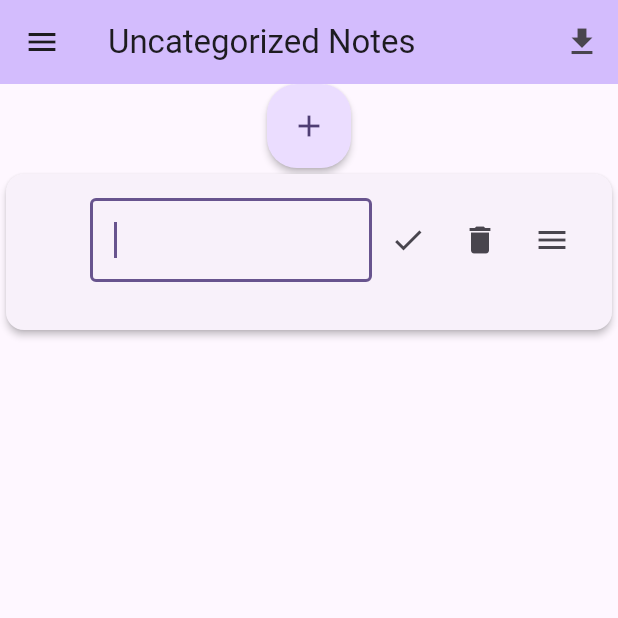
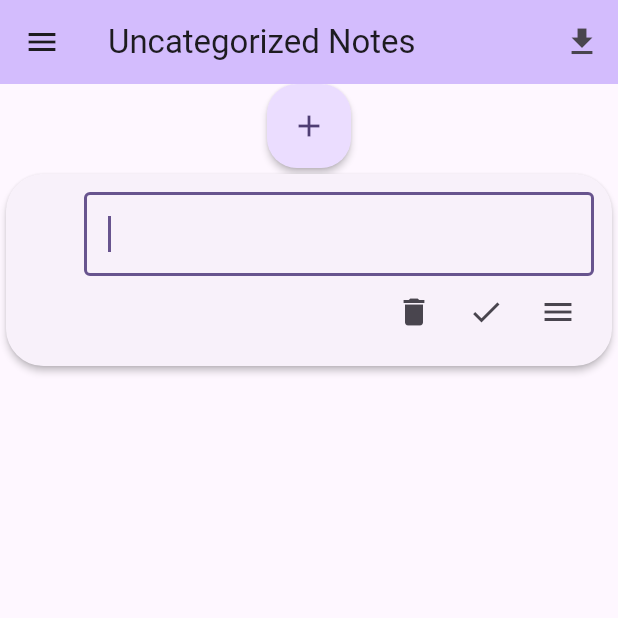
Before and after one commit to Jordan22195/JotApp, a Flutter app: the screen it shows after launch, after a tap on the "add" icon, on a phone screen of 412 x 824 dp, the top half of it. Run offline on Flutter 3.47's test engine with Material 3 defaults, Android fonts, the phone set to English and light mode, and no system bars; our stand-ins replace share_plus.

Commit message:
Card updates. text field expands as you type. icons move with edit button. setting category ends edit. can only edit one card at a time.

```diff
--- a/lib/appDataController.dart
+++ b/lib/appDataController.dart
@@ -42,13 +42,11 @@ void addNewNoteCard() {
   Note n = Note(
     text: "",
     categoryId: filterCategoryId,
-    isEditing: true, // ← starts as TextField
+    isEditing: true, // starts as TextField
   );
   print("new note");
   print(n.id);
-  for (Note note in appData.notes) {
-    note.isEditing = false;
-  }
+  endEditForAllNotes();
 
   appData.notes.insert(0, n);
   saveAppData();
@@ -135,3 +133,9 @@ String getNoteCreationDateTime(String noteId) {
   final formatted = DateFormat.yMMMd().add_jm().format(dateTime);
   return formatted;
 }
+
+void endEditForAllNotes() {
+  for (Note n in appData.notes) {
+    n.isEditing = false;
+  }
+}
--- a/lib/noteCard.dart
+++ b/lib/noteCard.dart
@@ -150,6 +150,86 @@ class _NoteCardState extends State<NoteCard> {
     return ret;
   }
 
+  Widget getCardTextContent() {
+    if (widget.note.isEditing) {
+      return TextField(
+        controller: controller,
+        autofocus: true,
+        maxLines: null, // ← auto grows
+        keyboardType: TextInputType.multiline,
+        textInputAction: TextInputAction.newline,
+        onChanged: (value) {
+          widget.note.text = value;
+        },
+        decoration: const InputDecoration(border: OutlineInputBorder()),
+      );
+    }
+    return Padding(
+      padding: const EdgeInsets.symmetric(vertical: 8),
+      child: Text(widget.note.text, style: const TextStyle(fontSize: 16)),
+    );
+  }
+
+  Widget buildCheckBox() {
+    if (isNoteCheckboxCategory(widget.note.categoryId)) {
+      return Checkbox(
+        value: widget.note.checked,
+        onChanged: (_) {
+          setState(() {
+            setNoteChecked(widget.note.id, !widget.note.checked);
+          });
+        },
+      );
+    }
+    return SizedBox(width: 40);
+  }
+
+  Widget buildEditIcon() {
+    if (!widget.note.isEditing) {
+      return IconButton(
+        icon: const Icon(Icons.edit),
+        onPressed: () => setState(() {
+          endEditForAllNotes();
+          widget.onSave(controller.text);
+          widget.note.isEditing = true;
+        }),
+      );
+    } else {
+      return IconButton(
+        icon: const Icon(Icons.check),
+        onPressed: () {
+          setState(() => widget.note.isEditing = false);
+          widget.onSave(controller.text);
+          saveAppData();
+        },
+      );
+    }
+  }
+
+  Widget buildCategoryPickerIcon() {
+    return IconButton(
+      icon: const Icon(Icons.menu),
+      onPressed: () {
+        _openCategoryPicker(context, widget.note.categoryId, note: widget.note);
+        setState(() {
+          widget.note.isEditing = false;
+          saveAppData();
+        });
+      },
+    );
+  }
+
+  Widget buildDeleteIcon() {
+    if (widget.note.isEditing) {
+      return IconButton(
+        icon: const Icon(Icons.delete),
+        onPressed: () => setState(widget.onDelete),
+      );
+    } else {
+      return SizedBox(width: 40);
+    }
+  }
+
   bool isNoteCheckboxCategory(String categoryId) {
     bool ret = false;
     for (Category c in appData.categories) {
@@ -167,74 +247,25 @@ class _NoteCardState extends State<NoteCard> {
   Widget build(BuildContext context) {
     return Card(
       elevation: 2,
-      shape: RoundedRectangleBorder(borderRadius: BorderRadius.circular(12)),
+      shape: RoundedRectangleBorder(borderRadius: BorderRadius.circular(25)),
       child: Padding(
-        padding: const EdgeInsets.all(16.0),
+        padding: const EdgeInsets.all(12.0),
         child: Column(
+          crossAxisAlignment: CrossAxisAlignment.stretch,
           children: [
+            // TOP ROW
             Row(
+              crossAxisAlignment: CrossAxisAlignment.start,
               children: [
-                isNoteCheckboxCategory(widget.note.categoryId)
-                    ? Checkbox(
-                        value: widget.note.checked,
-                        onChanged: (onChanged) {
-                          setState(() {
-                            setNoteChecked(
-                              widget.note.id,
-                              !widget.note.checked,
-                            );
-                          });
-                        },
-                      )
-                    : const SizedBox(width: 40),
-                Expanded(
-                  child: widget.note.isEditing
-                      ? TextField(
-                          controller: controller,
-                          autofocus: true,
-                          onChanged: (value) {
-                            widget.note.text = value;
-                          },
-                          decoration: InputDecoration(
-                            border: OutlineInputBorder(),
-                          ),
-                        )
-                      : Text(widget.note.text, style: TextStyle(fontSize: 16)),
-                ),
-
-                if (!widget.note.isEditing)
-                  IconButton(
-                    icon: Icon(Icons.edit),
-                    onPressed: () =>
-                        setState(() => widget.note.isEditing = true),
-                  ),
-
-                if (widget.note.isEditing)
-                  IconButton(
-                    icon: Icon(Icons.check),
-                    onPressed: () {
-                      setState(() => widget.note.isEditing = false);
-                      widget.onSave(controller.text);
-                      saveAppData();
-                    },
-                  ),
-                if (widget.note.isEditing)
-                  IconButton(
-                    icon: Icon(Icons.delete),
-                    onPressed: () => setState(() {
-                      widget.onDelete(); //deleteNote(widget.note.id);
-                    }),
-                  ),
-                IconButton(
-                  icon: Icon(Icons.menu),
-                  onPressed: () => _openCategoryPicker(
-                    context,
-                    widget.note.categoryId,
-                    note: widget.note,
-                  ),
-                ),
+                buildCheckBox(),
+                Expanded(child: getCardTextContent()),
+                if (!widget.note.isEditing) buildDeleteIcon(),
+                if (!widget.note.isEditing) buildEditIcon(),
+                if (!widget.note.isEditing) buildCategoryPickerIcon(),
               ],
             ),
+
+            // BOTTOM ROW
             Row(
               children: [
                 const SizedBox(width: 40),
@@ -244,7 +275,7 @@ class _NoteCardState extends State<NoteCard> {
                   Expanded(
                     child: Text(
                       getCardCategory(widget.note.categoryId),
-                      style: TextStyle(fontSize: 11),
+                      style: const TextStyle(fontSize: 11),
                     ),
                   ),
 
@@ -252,10 +283,13 @@ class _NoteCardState extends State<NoteCard> {
                   Expanded(
                     child: Text(
                       getNoteCreationDateTime(widget.note.id),
-                      style: TextStyle(fontSize: 11),
+                      style: const TextStyle(fontSize: 11),
                       textAlign: TextAlign.right,
                     ),
                   ),
+                if (widget.note.isEditing) buildDeleteIcon(),
+                if (widget.note.isEditing) buildEditIcon(),
+                if (widget.note.isEditing) buildCategoryPickerIcon(),
               ],
             ),
           ],
```
Also changed, not shown: 1 other file.
